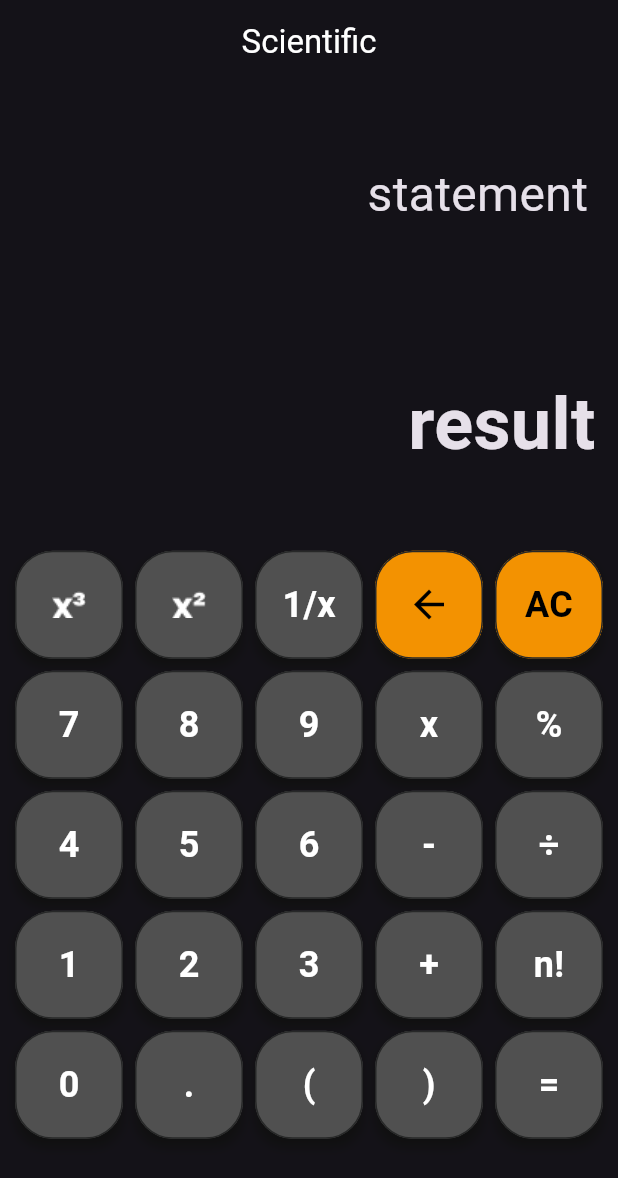
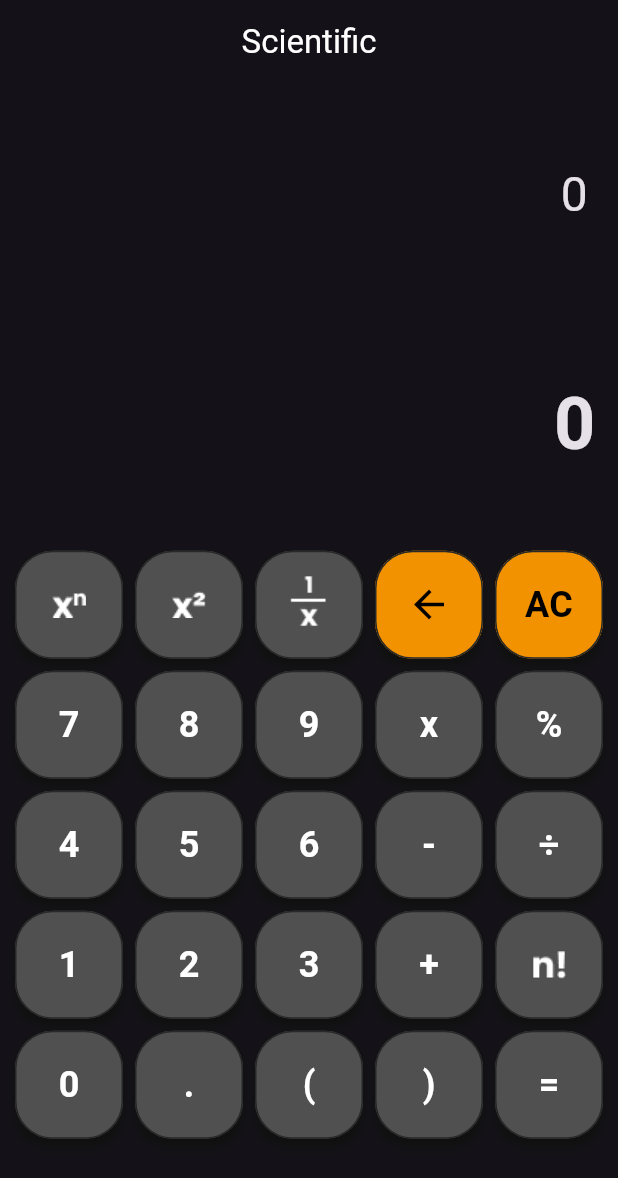
Before and after one commit to Sonlong1012/-n-A, a Flutter app: the screen it shows after launch, on a phone screen of 412 x 824 dp. Shown: the top 1178 px of the screen. Run offline on Flutter 3.47's test engine with Material 3 defaults, Android fonts, the phone set to English and light mode, and no system bars; our stand-ins replace math_expressions.

Commit message:
logic-calculator

```diff
--- a/lib/buttons_values.dart
+++ b/lib/buttons_values.dart
@@ -9,10 +9,10 @@ class Btn {
   static const String calculate = "=";
   static const String dot = ".";
 
-  static const String perX = "1/x";
+  static const String perX = "1/";
   static const String squareX = "^2";
-  static const String powerX3 = "^3";
-  static const String permutation = "n!";
+  static const String powerXn = "^";
+  static const String permutation = "!";
   static const String leftParenthesis = "(";
   static const String rightParenthesis = ")";
 
@@ -28,7 +28,7 @@ class Btn {
   static const String n9 = "9";
 
   static const List<String> buttonValues = [
-    powerX3,
+    powerXn,
     squareX,
     perX,
     del,
--- a/lib/calculator.dart
+++ b/lib/calculator.dart
@@ -1,5 +1,7 @@
 import 'package:calculator_2sd/buttons_values.dart';
 import 'package:flutter/material.dart';
+import 'dart:math' as math;
+import 'package:math_expressions/math_expressions.dart';
 
 class Calculator extends StatefulWidget {
   const Calculator({super.key});
@@ -8,8 +10,14 @@ class Calculator extends StatefulWidget {
 }
 
 class _CalculatorState extends State<Calculator> {
-  String statement = "";
   String result = "0";
+  String equation = "0";
+  String expression = "";
+  // void testValue(String value) {
+  //   result = value;
+  //   setState(() {});
+  // }
+
   @override
   Widget build(BuildContext context) {
     return SafeArea(
@@ -46,17 +54,17 @@ class _CalculatorState extends State<Calculator> {
         Container(
           padding: const EdgeInsets.all(20),
           alignment: Alignment.centerRight,
-          child: const Text(
-            'statement',
-            style: TextStyle(fontSize: 32),
+          child: Text(
+            equation,
+            style: const TextStyle(fontSize: 32),
           ),
         ),
         Container(
           padding: const EdgeInsets.all(15),
           alignment: Alignment.centerRight,
-          child: const Text(
-            'result',
-            style: TextStyle(fontSize: 48, fontWeight: FontWeight.bold),
+          child: Text(
+            result,
+            style: const TextStyle(fontSize: 48, fontWeight: FontWeight.bold),
           ),
         )
       ],
@@ -102,6 +110,7 @@ class _CalculatorState extends State<Calculator> {
               ),
               borderRadius: BorderRadius.circular(25)),
           child: InkWell(
+            onTap: () => onBtnTap(value),
             child: Center(
               child: getIcon(value),
             ),
@@ -111,6 +120,40 @@ class _CalculatorState extends State<Calculator> {
     );
   }
 
+  onBtnTap(String value) {
+    setState(() {
+      if (Btn.clr == value) {
+        equation = "0";
+        result = "0";
+      } else if (Btn.del == value) {
+        equation = equation.substring(0, equation.length - 1);
+        if (equation == "") {
+          equation = "0";
+        }
+      } else if (Btn.calculate == value) {
+        expression = equation;
+        expression = expression.replaceAll('x', '*');
+        expression = expression.replaceAll('÷', '/');
+        expression = expression.replaceAll('%', '/100');
+        try {
+          Parser p = Parser();
+          var exp = p.parse(expression);
+          ContextModel cm = ContextModel();
+          result =
+              '${exp.evaluate(EvaluationType.REAL, cm).toStringAsFixed(2)}';
+        } catch (e) {
+          result = "Error";
+        }
+      } else {
+        if (equation == "0") {
+          equation = value;
+        } else {
+          equation = equation + value;
+        }
+      }
+    });
+  }
+
   //Color
   Color getBtnColor(value) {
     return [Btn.del, Btn.clr].contains(value)
@@ -118,6 +161,7 @@ class _CalculatorState extends State<Calculator> {
         : const Color.fromRGBO(80, 80, 80, 1);
   }
 
+  //Color value
   Color getTextColor(value) {
     return [Btn.del, Btn.clr].contains(value) ? Colors.black : Colors.white;
   }
@@ -134,8 +178,12 @@ class _CalculatorState extends State<Calculator> {
             ? const Image(
                 image: AssetImage('assets/images/x2.png'),
               )
-            : [Btn.powerX3].contains(value)
-                ? const Image(image: AssetImage('assets/images/x3.png'))
+            : [Btn.powerXn].contains(value)
+                ? const Image(image: AssetImage('assets/images/xn.png'))
+                : [Btn.perX].contains(value)
+                    ? const Image(image: AssetImage('assets/images/perX.png'))
+                    : [Btn.permutation].contains(value)
+                        ? const Image(image: AssetImage('assets/images/n!.png'))
                         : Text(
                             value,
                             style: TextStyle(
--- a/pubspec.yaml
+++ b/pubspec.yaml
@@ -34,6 +34,7 @@ dependencies:
   # The following adds the Cupertino Icons font to your application.
   # Use with the CupertinoIcons class for iOS style icons.
   cupertino_icons: ^1.0.6
+  math_expressions: ^2.4.0
 
 dev_dependencies:
   flutter_test:
@@ -60,6 +61,9 @@ flutter:
   assets:
     - assets/images/x2.png
     - assets/images/x3.png
+    - assets/images/perX.png
+    - assets/images/n!.png
+    - assets/images/xn.png
     # - images/a_dot_ham.jpeg
 
   # An image asset can refer to one or more resolution-specific "variants", see
```
Also changed, not shown: assets/images/n!.png (added), assets/images/perX.png (added), assets/images/xn.png (added), pubspec.lock. Lines whose indentation alone changed are shown as unchanged.
